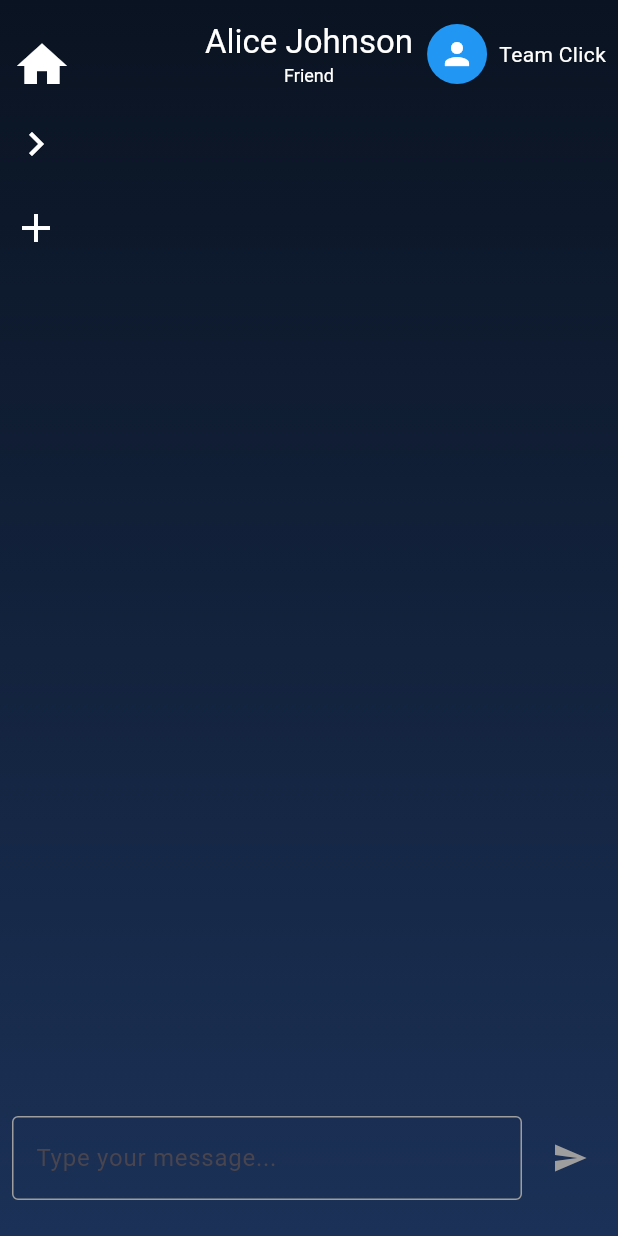
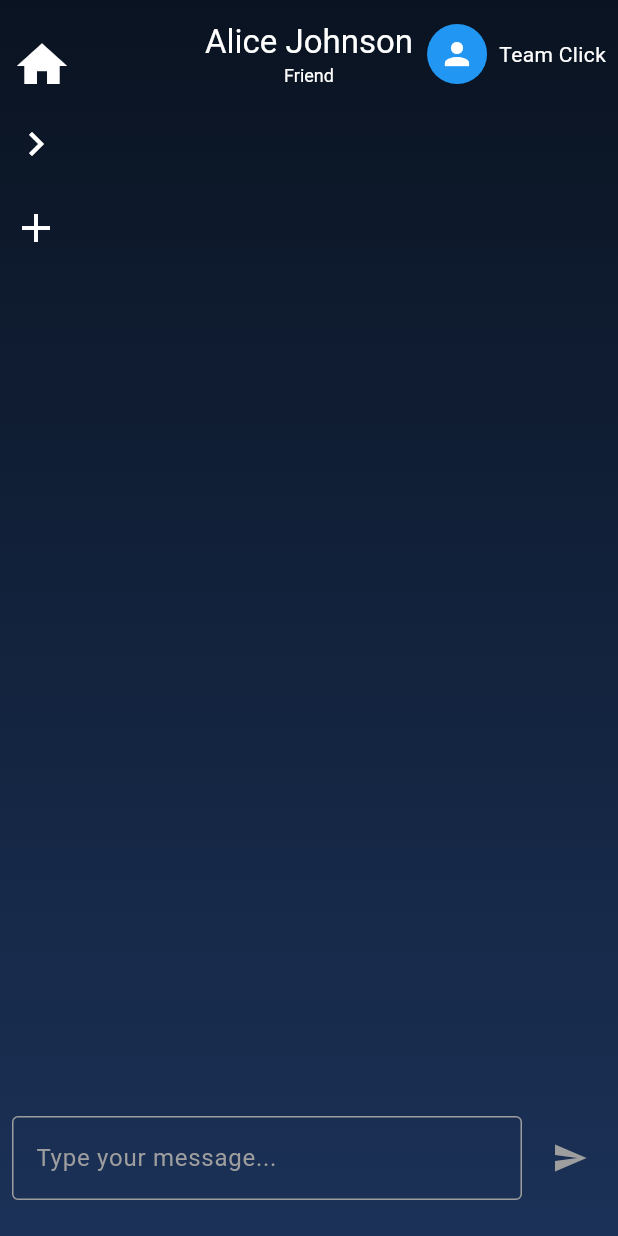
Before and after one commit to KexinWei/Senti, a Flutter app: the screen it shows after launch, after a tap on "Alice Johnson", on a phone screen of 412 x 824 dp. Run offline on Flutter 3.47's test engine with Material 3 defaults, Android fonts, the phone set to English and light mode, and no system bars.

Commit message:
Update color of input hintStyle

```diff
--- a/frontend/lib/components/chat_conversation_view.dart
+++ b/frontend/lib/components/chat_conversation_view.dart
@@ -126,6 +126,7 @@ class _ChatConversationViewState extends State<ChatConversationView> {
   //   widget.chatController.clear();
   // }
 
+  @override
   void dispose() {
     widget.chatController.removeListener(_onTextChanged);
     super.dispose();
@@ -258,6 +259,7 @@ class _ChatConversationViewState extends State<ChatConversationView> {
                           style: TextStyle(color: Colors.white),
                           decoration: InputDecoration(
                             hintText: "Type your message...",
+                            hintStyle: TextStyle(color: Colors.grey),
                             border: OutlineInputBorder(),
                             focusedBorder: OutlineInputBorder(
                               borderSide: BorderSide(
```
